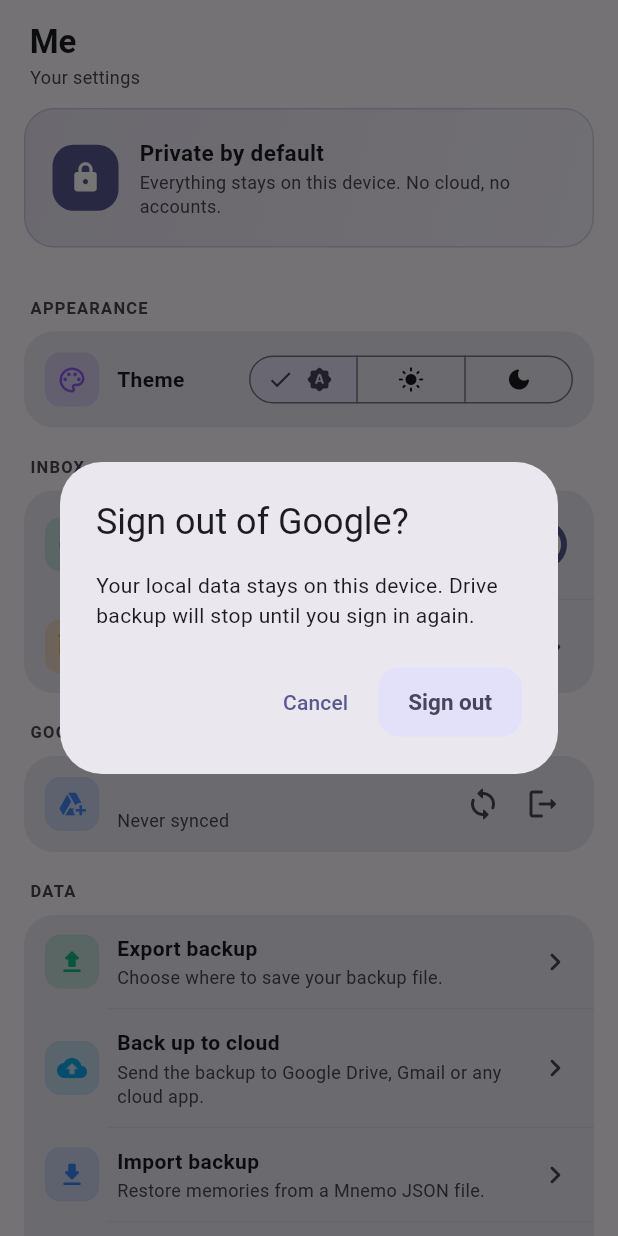
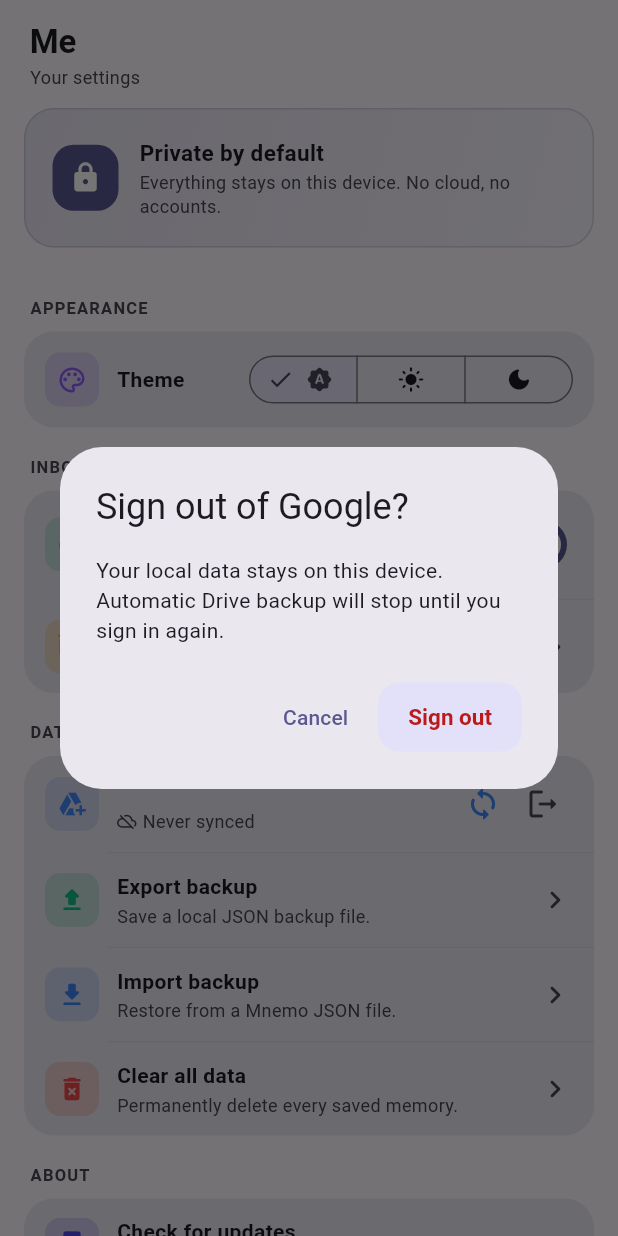
Before and after one commit to prakash66958-netizen/mnemo, a Flutter app: the SettingsTab screen opened directly, after a tap on the "logout" icon, on a phone screen of 412 x 824 dp. Run offline on Flutter 3.47's test engine with Material 3 defaults, Android fonts, the phone set to English and light mode, and no system bars; our stand-ins replace file_picker, flutter_local_notifications, flutter_riverpod, flutter_timezone, go_router, google_sign_in and 6 more; missing offline and left inert: google_mlkit_text_recognition, googleapis, receive_sharing_intent; accounts and stored records are empty; generated files the repository leaves out were written again.

Commit message:
feat: polish Google Drive row in settings - email + sync time + cloud icon, remove Back up to cloud row

```diff
--- a/lib/features/settings/settings_tab.dart
+++ b/lib/features/settings/settings_tab.dart
@@ -116,32 +116,21 @@
                     ],
                   ),
                   _Group(
-                    title: 'Google Drive',
-                    children: [_GoogleDriveRow()],
-                  ),
-                  _Group(
                     title: 'Data',
                     children: [
+                      _GoogleDriveRow(),
                       _Row(
                         icon: Icons.upload_rounded,
                         iconColor: const Color(0xFF10B981),
                         title: 'Export backup',
-                        subtitle: 'Choose where to save your backup file.',
-                        onTap: () => _exportBackup(context),
-                      ),
-                      _Row(
-                        icon: Icons.cloud_upload_rounded,
-                        iconColor: const Color(0xFF0EA5E9),
-                        title: 'Back up to cloud',
-                        subtitle:
-                            'Send the backup to Google Drive, Gmail or any cloud app.',
+                        subtitle: 'Save a local JSON backup file.',
                         onTap: () => _exportBackup(context),
                       ),
                       _Row(
                         icon: Icons.download_rounded,
                         iconColor: const Color(0xFF3B82F6),
                         title: 'Import backup',
-                        subtitle: 'Restore memories from a Mnemo JSON file.',
+                        subtitle: 'Restore from a Mnemo JSON file.',
                         onTap: () => _importBackup(context),
                       ),
                       _Row(
@@ -303,9 +292,10 @@
   String _syncLabel(DateTime? last) {
     if (last == null) return 'Never synced';
     final diff = DateTime.now().difference(last);
-    if (diff.inMinutes < 1) return 'Synced just now';
+    if (diff.inSeconds < 60) return 'Synced just now';
     if (diff.inMinutes < 60) return 'Synced ${diff.inMinutes}m ago';
     if (diff.inHours < 24) return 'Synced ${diff.inHours}h ago';
+    if (diff.inDays == 1) return 'Synced yesterday';
     return 'Synced ${diff.inDays}d ago';
   }
 
@@ -314,13 +304,12 @@
     try {
       final account = await GoogleDriveService.instance.signIn();
       if (account == null || !mounted) {
-        // User cancelled the picker — not an error.
         setState(() => _syncing = false);
-        return;
+        return; // user cancelled
       }
       ref.read(googleEmailProvider.notifier).set(account.email);
 
-      // On first sign-in, restore from Drive then do a full sync.
+      // Restore from Drive first, then upload merged result.
       final restore = await GoogleDriveService.instance.restoreFromDrive();
       final sync = await GoogleDriveService.instance.syncNow();
       if (!mounted) return;
@@ -329,19 +318,16 @@
       if (total > 0) {
         showAppToast('Restored $total items from Drive');
       } else {
-        showAppToast('Drive backup linked — syncing automatically');
+        showAppToast('Google Drive backup linked');
       }
     } catch (e) {
       if (!mounted) return;
-      // Show the actual error so the user knows what went wrong.
       final msg = e.toString();
-      final friendly = msg.contains('sign_in_failed')
-          ? 'Sign-in failed. Make sure your account is added as a test user in Firebase Console.'
+      final friendly = msg.contains('sign_in_canceled')
+          ? null
           : msg.contains('network_error')
-              ? 'No internet connection. Try again.'
-              : msg.contains('sign_in_canceled')
-                  ? null // user cancelled — no toast needed
-                  : 'Sign-in error: $msg';
+              ? 'No internet connection'
+              : 'Sign-in failed: $msg';
       if (friendly != null) showAppToast(friendly);
     } finally {
       if (mounted) setState(() => _syncing = false);
@@ -373,7 +359,7 @@
         title: const Text('Sign out of Google?'),
         content: const Text(
           'Your local data stays on this device. '
-          'Drive backup will stop until you sign in again.',
+          'Automatic Drive backup will stop until you sign in again.',
         ),
         actions: [
           TextButton(
@@ -381,6 +367,9 @@
               child: const Text('Cancel')),
           FilledButton.tonal(
               onPressed: () => Navigator.pop(ctx, true),
+              style: FilledButton.styleFrom(
+                foregroundColor: Theme.of(ctx).colorScheme.error,
+              ),
               child: const Text('Sign out')),
         ],
       ),
@@ -396,14 +385,14 @@
     final email = ref.watch(googleEmailProvider);
     final lastSync = ref.watch(lastDriveSyncProvider);
     final scheme = Theme.of(context).colorScheme;
-    final signedIn = email != null;
 
-    if (!signedIn) {
+    // ── Not signed in ────────────────────────────────────────────────────────
+    if (email == null) {
       return _Row(
         icon: Icons.add_to_drive_rounded,
         iconColor: const Color(0xFF4285F4),
         title: 'Back up to Google Drive',
-        subtitle: 'Sign in to sync your data automatically',
+        subtitle: 'Auto-sync your data across devices',
         onTap: _syncing ? null : _signIn,
         trailing: _syncing
             ? SizedBox(
@@ -416,25 +405,24 @@
       );
     }
 
-    // Signed in — show account + sync controls.
-    return Column(
-      children: [
-        // Account row.
-        Padding(
+    // ── Signed in ────────────────────────────────────────────────────────────
+    return Padding(
       padding: const EdgeInsets.symmetric(horizontal: 14, vertical: 12),
       child: Row(
         children: [
+          // Drive icon
           Container(
             width: 36,
             height: 36,
             decoration: BoxDecoration(
-                  color: const Color(0xFF4285F4).withValues(alpha: 0.18),
+              color: const Color(0xFF4285F4).withValues(alpha: 0.15),
               borderRadius: BorderRadius.circular(10),
             ),
             child: const Icon(Icons.add_to_drive_rounded,
                 color: Color(0xFF4285F4), size: 20),
           ),
           const SizedBox(width: 12),
+          // Email + sync status
           Expanded(
             child: Column(
               crossAxisAlignment: CrossAxisAlignment.start,
@@ -442,23 +430,47 @@
                 Text(
                   email,
                   style: const TextStyle(
-                          fontSize: 14, fontWeight: FontWeight.w600),
+                    fontSize: 14,
+                    fontWeight: FontWeight.w600,
+                  ),
                   overflow: TextOverflow.ellipsis,
+                  maxLines: 1,
                 ),
+                const SizedBox(height: 2),
+                Row(
+                  children: [
+                    Icon(
+                      lastSync != null
+                          ? Icons.cloud_done_rounded
+                          : Icons.cloud_off_rounded,
+                      size: 13,
+                      color: lastSync != null
+                          ? const Color(0xFF4285F4)
+                          : scheme.onSurfaceVariant,
+                    ),
+                    const SizedBox(width: 4),
                     Text(
                       _syncLabel(lastSync),
                       style: TextStyle(
-                          fontSize: 12, color: scheme.onSurfaceVariant),
+                        fontSize: 12,
+                        color: scheme.onSurfaceVariant,
+                      ),
+                    ),
+                  ],
                 ),
               ],
             ),
           ),
+          // Action buttons
           if (_syncing)
-                SizedBox(
+            Padding(
+              padding: const EdgeInsets.symmetric(horizontal: 8),
+              child: SizedBox(
                 width: 20,
                 height: 20,
                 child: CircularProgressIndicator(
                     strokeWidth: 2, color: scheme.primary),
+              ),
             )
           else
             Row(
@@ -467,6 +479,7 @@
                 IconButton(
                   icon: const Icon(Icons.sync_rounded),
                   tooltip: 'Sync now',
+                  color: const Color(0xFF4285F4),
                   onPressed: _syncNow,
                   visualDensity: VisualDensity.compact,
                 ),
@@ -481,8 +494,6 @@
             ),
         ],
       ),
-        ),
-      ],
     );
   }
 }
```
Lines whose indentation alone changed are shown as unchanged.
